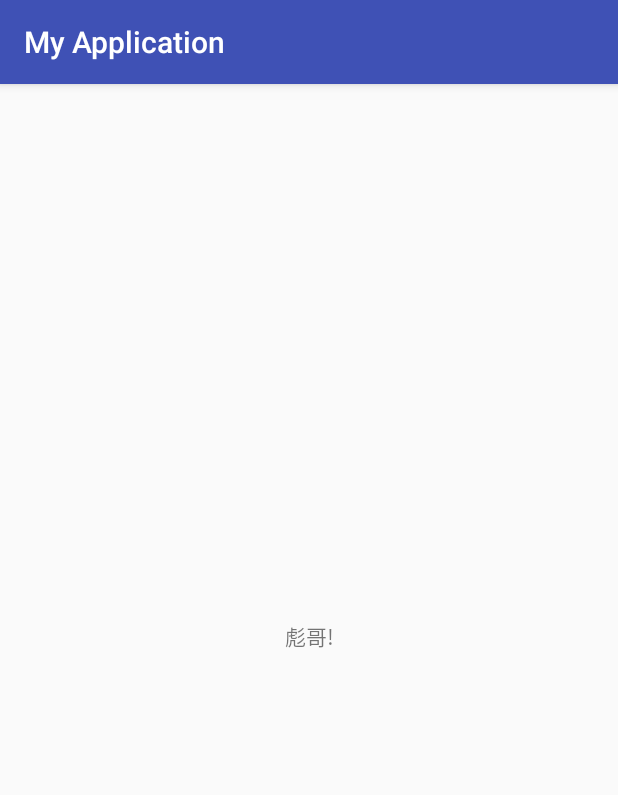
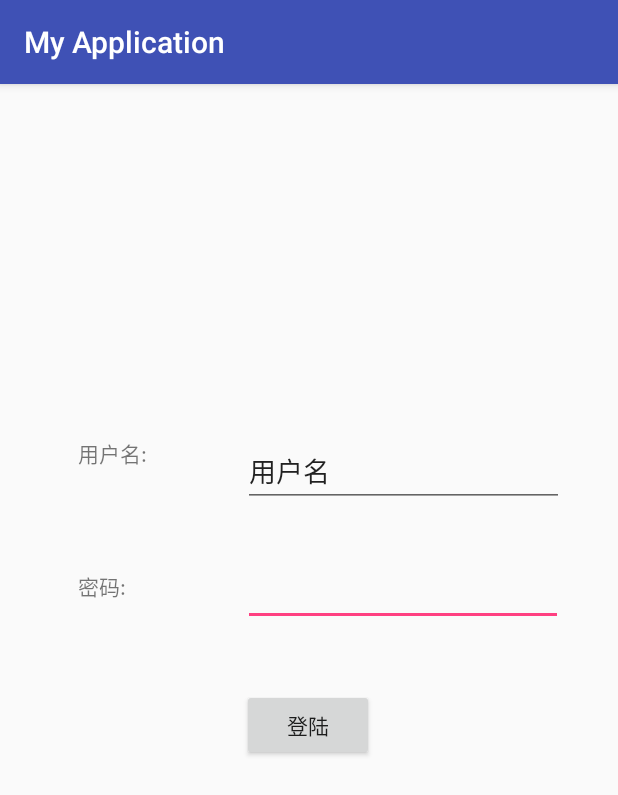
Before and after one commit to wujinbiao94/MyApplication3, an Android app: the screen it shows after launch (MainActivity), on a phone screen of 412 x 824 dp. Shown: the top 795 px of the screen. Run offline under Robolectric (Android 15) with nearby library versions, the phone set to English and light mode, and no system bars.

Commit message:
调节页面

```diff
--- a/app/src/main/res/layout/activity_main.xml
+++ b/app/src/main/res/layout/activity_main.xml
@@ -7,13 +7,99 @@
     tools:context="com.example.myapplication.MainActivity">
 
     <TextView
-        android:layout_width="wrap_content"
-        android:layout_height="53dp"
-        android:text="彪哥!"
+        android:layout_width="80dp"
+        android:layout_height="32dp"
+        android:text="用户名:"
         app:layout_constraintBottom_toBottomOf="parent"
-        app:layout_constraintHorizontal_bias="0.501"
+        app:layout_constraintHorizontal_bias="0.157"
         app:layout_constraintLeft_toLeftOf="parent"
         app:layout_constraintRight_toRightOf="parent"
-        app:layout_constraintTop_toTopOf="parent" />
+        app:layout_constraintTop_toTopOf="parent"
+        app:layout_constraintVertical_bias="0.32" />
+
+    <EditText
+        android:id="@+id/editText"
+        android:layout_width="wrap_content"
+        android:layout_height="wrap_content"
+        android:ems="10"
+        android:inputType="textPassword"
+        app:layout_constraintBottom_toBottomOf="parent"
+        app:layout_constraintEnd_toEndOf="parent"
+        app:layout_constraintHorizontal_bias="0.817"
+        app:layout_constraintStart_toStartOf="parent"
+        app:layout_constraintTop_toTopOf="parent"
+        app:layout_constraintVertical_bias="0.437"
+        tools:layout_constraintHorizontal_bias="136dp"
+        tools:layout_constraintVertical_bias="183dp" />
+
+    <TextView
+        android:id="@+id/textView2"
+        android:layout_width="80dp"
+        android:layout_height="30dp"
+        android:text="密码:"
+        app:layout_constraintBottom_toBottomOf="parent"
+        app:layout_constraintEnd_toEndOf="parent"
+        app:layout_constraintHorizontal_bias="0.157"
+        app:layout_constraintStart_toStartOf="parent"
+        app:layout_constraintTop_toTopOf="parent"
+        app:layout_constraintVertical_bias="0.439"
+        tools:layout_constraintHorizontal_bias="33dp"
+        tools:layout_constraintVertical_bias="198dp" />
+
+    <EditText
+        android:id="@+id/editText2"
+        android:layout_width="214dp"
+        android:layout_height="wrap_content"
+        android:ems="10"
+        android:inputType="textPersonName"
+        android:text="用户名"
+        app:layout_constraintBottom_toBottomOf="parent"
+        app:layout_constraintEnd_toEndOf="parent"
+        app:layout_constraintHorizontal_bias="0.817"
+        app:layout_constraintStart_toStartOf="parent"
+        app:layout_constraintTop_toTopOf="parent"
+        app:layout_constraintVertical_bias="0.326"
+        tools:layout_constraintHorizontal_bias="136dp"
+        tools:layout_constraintVertical_bias="126dp" />
+
+    <Button
+        android:id="@+id/button"
+        android:layout_width="wrap_content"
+        android:layout_height="wrap_content"
+        android:text="登陆"
+        app:layout_constraintBottom_toBottomOf="parent"
+        app:layout_constraintEnd_toEndOf="parent"
+        app:layout_constraintHorizontal_bias="0.498"
+        app:layout_constraintStart_toStartOf="parent"
+        app:layout_constraintTop_toTopOf="parent"
+        app:layout_constraintVertical_bias="0.56" />
+
+    <android.support.constraint.Guideline
+        android:id="@+id/guideline"
+        android:layout_width="wrap_content"
+        android:layout_height="wrap_content"
+        android:orientation="vertical"
+        app:layout_constraintGuide_begin="20dp" />
+
+    <android.support.constraint.Guideline
+        android:id="@+id/guideline2"
+        android:layout_width="wrap_content"
+        android:layout_height="wrap_content"
+        android:orientation="horizontal"
+        app:layout_constraintGuide_begin="20dp" />
+
+    <android.support.constraint.Guideline
+        android:id="@+id/guideline3"
+        android:layout_width="wrap_content"
+        android:layout_height="wrap_content"
+        android:orientation="vertical"
+        app:layout_constraintGuide_begin="20dp" />
+
+    <android.support.constraint.Guideline
+        android:id="@+id/guideline4"
+        android:layout_width="wrap_content"
+        android:layout_height="wrap_content"
+        android:orientation="vertical"
+        app:layout_constraintGuide_begin="20dp" />
 
 </android.support.constraint.ConstraintLayout>
```
